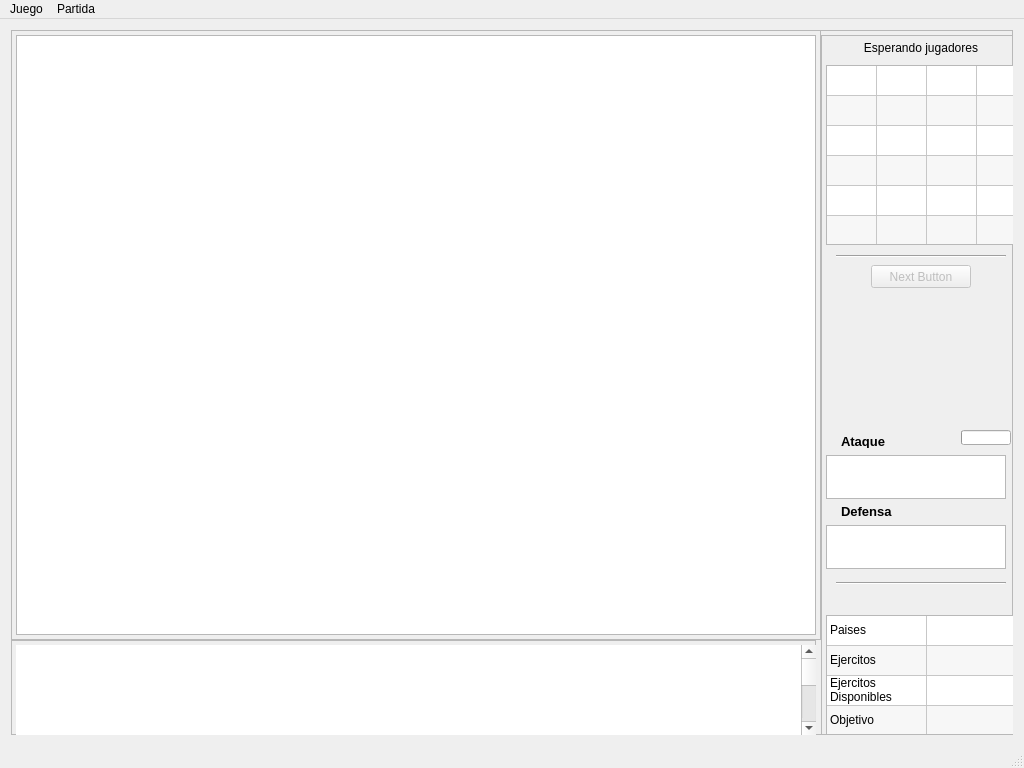
juampi92/TEG, file mainwindow.ui: the form before one commit.
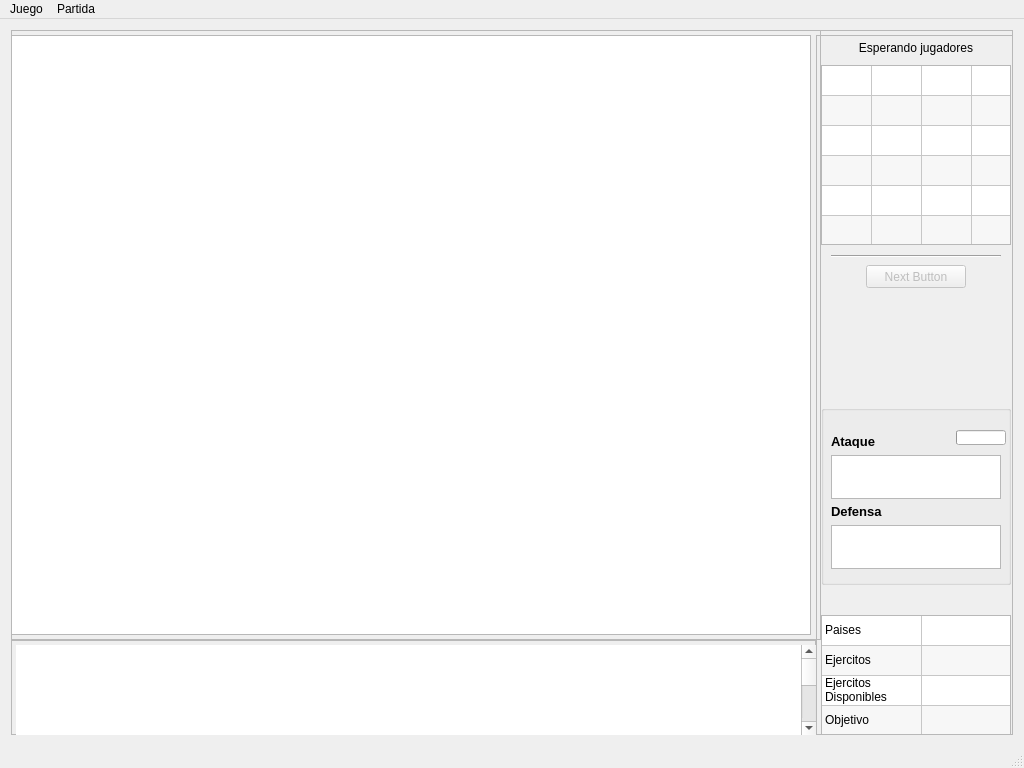
The form after the commit. Icons and pictures are not drawn.

What changed in the file:
```diff
--- a/mainwindow.ui
+++ b/mainwindow.ui
@@ -66,7 +66,7 @@
         </property>
         <property name="geometry">
          <rect>
-          <x>5</x>
+          <x>0</x>
           <y>5</y>
           <width>800</width>
           <height>600</height>
@@ -173,7 +173,7 @@
        </property>
        <property name="geometry">
         <rect>
-         <x>810</x>
+         <x>805</x>
          <y>5</y>
          <width>200</width>
          <height>700</height>
@@ -446,83 +446,34 @@
          <set>Qt::AlignCenter</set>
         </property>
        </widget>
-       <widget class="Line" name="line_2">
+       <widget class="QGroupBox" name="atackFrame">
         <property name="geometry">
          <rect>
-          <x>15</x>
-          <y>540</y>
-          <width>170</width>
-          <height>16</height>
-         </rect>
-        </property>
-        <property name="orientation">
-         <enum>Qt::Horizontal</enum>
-        </property>
-       </widget>
-       <widget class="QGraphicsView" name="dados1">
-        <property name="geometry">
-         <rect>
           <x>5</x>
-          <y>420</y>
-          <width>180</width>
-          <height>44</height>
-         </rect>
-        </property>
-        <property name="verticalScrollBarPolicy">
-         <enum>Qt::ScrollBarAlwaysOff</enum>
-        </property>
-        <property name="horizontalScrollBarPolicy">
-         <enum>Qt::ScrollBarAlwaysOff</enum>
-        </property>
-        <property name="alignment">
-         <set>Qt::AlignLeading|Qt::AlignLeft|Qt::AlignVCenter</set>
-        </property>
-       </widget>
-       <widget class="QGraphicsView" name="dados2">
-        <property name="geometry">
-         <rect>
-          <x>5</x>
-          <y>490</y>
-          <width>180</width>
-          <height>44</height>
-         </rect>
-        </property>
-        <property name="verticalScrollBarPolicy">
-         <enum>Qt::ScrollBarAlwaysOff</enum>
-        </property>
-        <property name="horizontalScrollBarPolicy">
-         <enum>Qt::ScrollBarAlwaysOff</enum>
-        </property>
-        <property name="alignment">
-         <set>Qt::AlignLeading|Qt::AlignLeft|Qt::AlignVCenter</set>
-        </property>
-       </widget>
-       <widget class="QLabel" name="label">
-        <property name="geometry">
-         <rect>
-          <x>20</x>
-          <y>470</y>
-          <width>150</width>
-          <height>13</height>
+          <y>370</y>
+          <width>190</width>
+          <height>180</height>
          </rect>
         </property>
         <property name="font">
          <font>
-          <family>MS Shell Dlg 2</family>
           <pointsize>10</pointsize>
-          <weight>75</weight>
-          <bold>true</bold>
          </font>
         </property>
-        <property name="text">
-         <string>Defensa</string>
+        <property name="title">
+         <string/>
         </property>
-       </widget>
+        <property name="flat">
+         <bool>false</bool>
+        </property>
+        <property name="checkable">
+         <bool>false</bool>
+        </property>
        <widget class="QLabel" name="label_2">
         <property name="geometry">
          <rect>
-          <x>20</x>
-          <y>400</y>
+           <x>10</x>
+           <y>30</y>
           <width>150</width>
           <height>13</height>
          </rect>
@@ -545,8 +496,8 @@
         </property>
         <property name="geometry">
          <rect>
-          <x>140</x>
-          <y>395</y>
+           <x>135</x>
+           <y>25</y>
           <width>50</width>
           <height>15</height>
          </rect>
@@ -558,6 +509,81 @@
          <bool>false</bool>
         </property>
        </widget>
+        <widget class="QGraphicsView" name="dados1">
+         <property name="geometry">
+          <rect>
+           <x>10</x>
+           <y>50</y>
+           <width>170</width>
+           <height>44</height>
+          </rect>
+         </property>
+         <property name="verticalScrollBarPolicy">
+          <enum>Qt::ScrollBarAlwaysOff</enum>
+         </property>
+         <property name="horizontalScrollBarPolicy">
+          <enum>Qt::ScrollBarAlwaysOff</enum>
+         </property>
+         <property name="alignment">
+          <set>Qt::AlignLeading|Qt::AlignLeft|Qt::AlignVCenter</set>
+         </property>
+        </widget>
+        <widget class="QGraphicsView" name="dados2">
+         <property name="geometry">
+          <rect>
+           <x>10</x>
+           <y>120</y>
+           <width>170</width>
+           <height>44</height>
+          </rect>
+         </property>
+         <property name="verticalScrollBarPolicy">
+          <enum>Qt::ScrollBarAlwaysOff</enum>
+         </property>
+         <property name="horizontalScrollBarPolicy">
+          <enum>Qt::ScrollBarAlwaysOff</enum>
+         </property>
+         <property name="alignment">
+          <set>Qt::AlignLeading|Qt::AlignLeft|Qt::AlignVCenter</set>
+         </property>
+        </widget>
+        <widget class="QLabel" name="label">
+         <property name="geometry">
+          <rect>
+           <x>10</x>
+           <y>100</y>
+           <width>150</width>
+           <height>13</height>
+          </rect>
+         </property>
+         <property name="font">
+          <font>
+           <family>MS Shell Dlg 2</family>
+           <pointsize>10</pointsize>
+           <weight>75</weight>
+           <bold>true</bold>
+          </font>
+         </property>
+         <property name="text">
+          <string>Defensa</string>
+         </property>
+        </widget>
+        <zorder>label_2</zorder>
+        <zorder>label</zorder>
+        <zorder>label</zorder>
+        <zorder>label_2</zorder>
+        <zorder>dadosProgress</zorder>
+        <zorder>dados1</zorder>
+        <zorder>dados2</zorder>
+        <zorder>label</zorder>
+       </widget>
+       <zorder>atackFrame</zorder>
+       <zorder>stageLabel</zorder>
+       <zorder>playersTable</zorder>
+       <zorder>line</zorder>
+       <zorder>nextButton</zorder>
+       <zorder>playerInfo</zorder>
+       <zorder>playerCurrent</zorder>
       </widget>
      </widget>
     </item>
```
Lines whose indentation alone changed are shown as unchanged.
